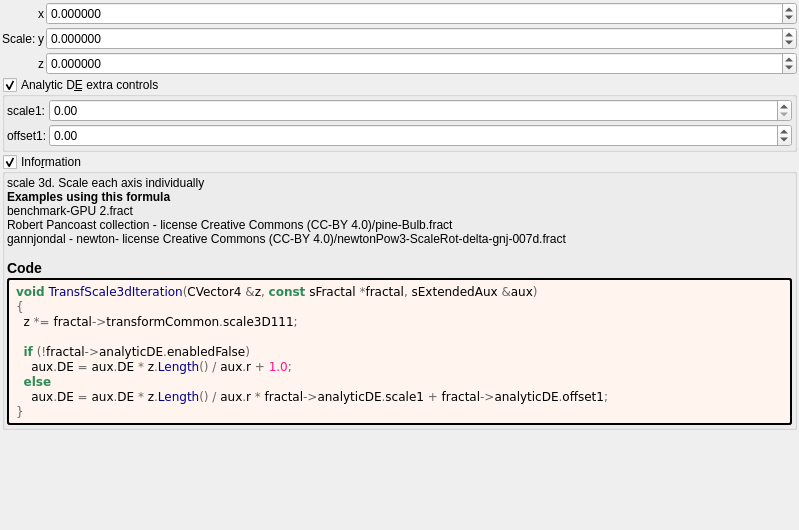
This is mandelbulber2/deploy/share/mandelbulber2/formula/ui/transf_scale3d.ui in irinox-ctrl/mandelbulber2 as Qt 5 draws it before an edit. The edited form follows.
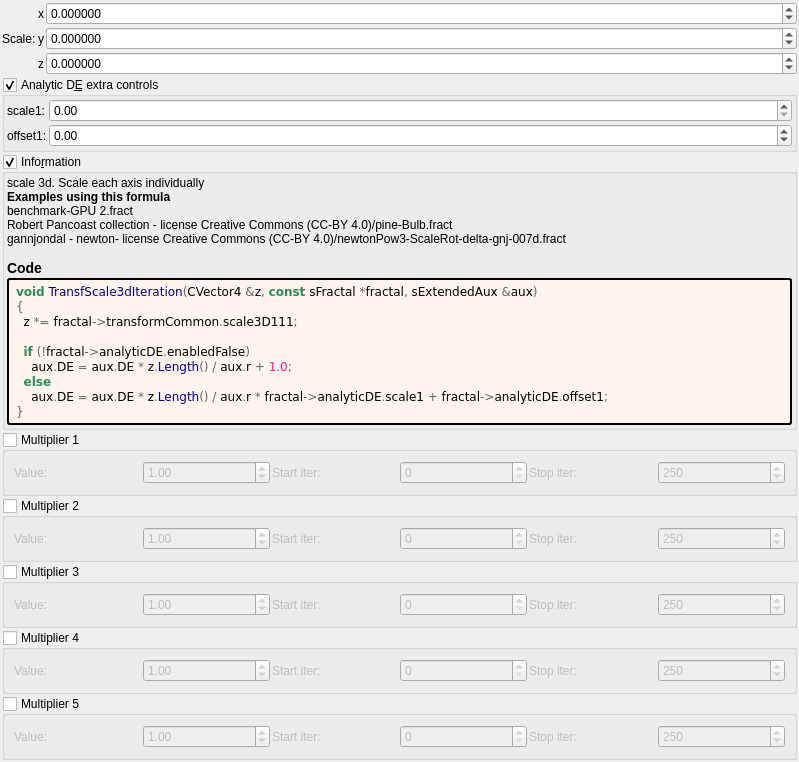
This is the edited form. Custom widgets are drawn as their Qt base class.

Commit message:
feat: add 5 general-purpose multipliers to all 1007 fractal formulas
Each multiplier has:
- Checkbox (OFF by default)
- Value spinbox (default 1.0, range -100 to 100)
- Iteration start/stop range

Logic: z *= value; DE *= |value|;

Uses existing transformCommon parameters:
- Checkboxes: functionEnabledBx/By/Bz/Bw/CzFalse
- Values: scale4/5/6/8/16
- Ranges: startIterationsB-F/stopIterationsB-F

Modified 1007 .cpp (CPU), 1006 .cl (GPU), 1023 .ui files.
Both source (formula/) and deploy (deploy/share/) copies updated.

Patch:
```diff
--- a/mandelbulber2/deploy/share/mandelbulber2/formula/ui/transf_scale3d.ui
+++ b/mandelbulber2/deploy/share/mandelbulber2/formula/ui/transf_scale3d.ui
@@ -330,6 +330,192 @@
      </layout>
     </widget>
    </item>
+   <item>
+    <widget class="MyGroupBox" name="groupCheck_transf_function_enabledBx_false">
+     <property name="title"><string>Multiplier 1</string></property>
+     <property name="checkable"><bool>true</bool></property>
+     <property name="checked"><bool>false</bool></property>
+     <layout class="QGridLayout" name="gridLayout_mult1">
+      <property name="spacing"><number>2</number></property>
+      <item row="0" column="0">
+       <widget class="QLabel"><property name="text"><string>Value:</string></property></widget>
+      </item>
+      <item row="0" column="1">
+       <widget class="MyDoubleSpinBox" name="spinbox_transf_scale_4">
+        <property name="minimum"><double>-100.0</double></property><property name="maximum"><double>100.0</double></property>
+        <property name="singleStep"><double>0.01</double></property><property name="value"><double>1.0</double></property>
+       </widget>
+      </item>
+      <item row="0" column="2">
+       <widget class="QLabel"><property name="text"><string>Start iter:</string></property></widget>
+      </item>
+      <item row="0" column="3">
+       <widget class="MySpinBox" name="spinboxInt_transf_start_iterations_B">
+        <property name="minimum"><number>0</number></property><property name="maximum"><number>10000</number></property>
+        <property name="value"><number>0</number></property>
+       </widget>
+      </item>
+      <item row="0" column="4">
+       <widget class="QLabel"><property name="text"><string>Stop iter:</string></property></widget>
+      </item>
+      <item row="0" column="5">
+       <widget class="MySpinBox" name="spinboxInt_transf_stop_iterations_B">
+        <property name="minimum"><number>0</number></property><property name="maximum"><number>10000</number></property>
+        <property name="value"><number>250</number></property>
+       </widget>
+      </item>
+     </layout>
+    </widget>
+   </item>
+   <item>
+    <widget class="MyGroupBox" name="groupCheck_transf_function_enabledBy_false">
+     <property name="title"><string>Multiplier 2</string></property>
+     <property name="checkable"><bool>true</bool></property>
+     <property name="checked"><bool>false</bool></property>
+     <layout class="QGridLayout" name="gridLayout_mult2">
+      <property name="spacing"><number>2</number></property>
+      <item row="0" column="0">
+       <widget class="QLabel"><property name="text"><string>Value:</string></property></widget>
+      </item>
+      <item row="0" column="1">
+       <widget class="MyDoubleSpinBox" name="spinbox_transf_scale_5">
+        <property name="minimum"><double>-100.0</double></property><property name="maximum"><double>100.0</double></property>
+        <property name="singleStep"><double>0.01</double></property><property name="value"><double>1.0</double></property>
+       </widget>
+      </item>
+      <item row="0" column="2">
+       <widget class="QLabel"><property name="text"><string>Start iter:</string></property></widget>
+      </item>
+      <item row="0" column="3">
+       <widget class="MySpinBox" name="spinboxInt_transf_start_iterations_C">
+        <property name="minimum"><number>0</number></property><property name="maximum"><number>10000</number></property>
+        <property name="value"><number>0</number></property>
+       </widget>
+      </item>
+      <item row="0" column="4">
+       <widget class="QLabel"><property name="text"><string>Stop iter:</string></property></widget>
+      </item>
+      <item row="0" column="5">
+       <widget class="MySpinBox" name="spinboxInt_transf_stop_iterations_C">
+        <property name="minimum"><number>0</number></property><property name="maximum"><number>10000</number></property>
+        <property name="value"><number>250</number></property>
+       </widget>
+      </item>
+     </layout>
+    </widget>
+   </item>
+   <item>
+    <widget class="MyGroupBox" name="groupCheck_transf_function_enabledBz_false">
+     <property name="title"><string>Multiplier 3</string></property>
+     <property name="checkable"><bool>true</bool></property>
+     <property name="checked"><bool>false</bool></property>
+     <layout class="QGridLayout" name="gridLayout_mult3">
+      <property name="spacing"><number>2</number></property>
+      <item row="0" column="0">
+       <widget class="QLabel"><property name="text"><string>Value:</string></property></widget>
+      </item>
+      <item row="0" column="1">
+       <widget class="MyDoubleSpinBox" name="spinbox_transf_scale_6">
+        <property name="minimum"><double>-100.0</double></property><property name="maximum"><double>100.0</double></property>
+        <property name="singleStep"><double>0.01</double></property><property name="value"><double>1.0</double></property>
+       </widget>
+      </item>
+      <item row="0" column="2">
+       <widget class="QLabel"><property name="text"><string>Start iter:</string></property></widget>
+      </item>
+      <item row="0" column="3">
+       <widget class="MySpinBox" name="spinboxInt_transf_start_iterations_D">
+        <property name="minimum"><number>0</number></property><property name="maximum"><number>10000</number></property>
+        <property name="value"><number>0</number></property>
+       </widget>
+      </item>
+      <item row="0" column="4">
+       <widget class="QLabel"><property name="text"><string>Stop iter:</string></property></widget>
+      </item>
+      <item row="0" column="5">
+       <widget class="MySpinBox" name="spinboxInt_transf_stop_iterations_D">
+        <property name="minimum"><number>0</number></property><property name="maximum"><number>10000</number></property>
+        <property name="value"><number>250</number></property>
+       </widget>
+      </item>
+     </layout>
+    </widget>
+   </item>
+   <item>
+    <widget class="MyGroupBox" name="groupCheck_transf_function_enabledBw_false">
+     <property name="title"><string>Multiplier 4</string></property>
+     <property name="checkable"><bool>true</bool></property>
+     <property name="checked"><bool>false</bool></property>
+     <layout class="QGridLayout" name="gridLayout_mult4">
+      <property name="spacing"><number>2</number></property>
+      <item row="0" column="0">
+       <widget class="QLabel"><property name="text"><string>Value:</string></property></widget>
+      </item>
+      <item row="0" column="1">
+       <widget class="MyDoubleSpinBox" name="spinbox_transf_scale_8">
+        <property name="minimum"><double>-100.0</double></property><property name="maximum"><double>100.0</double></property>
+        <property name="singleStep"><double>0.01</double></property><property name="value"><double>1.0</double></property>
+       </widget>
+      </item>
+      <item row="0" column="2">
+       <widget class="QLabel"><property name="text"><string>Start iter:</string></property></widget>
+      </item>
+      <item row="0" column="3">
+       <widget class="MySpinBox" name="spinboxInt_transf_start_iterations_E">
+        <property name="minimum"><number>0</number></property><property name="maximum"><number>10000</number></property>
+        <property name="value"><number>0</number></property>
+       </widget>
+      </item>
+      <item row="0" column="4">
+       <widget class="QLabel"><property name="text"><string>Stop iter:</string></property></widget>
+      </item>
+      <item row="0" column="5">
+       <widget class="MySpinBox" name="spinboxInt_transf_stop_iterations_E">
+        <property name="minimum"><number>0</number></property><property name="maximum"><number>10000</number></property>
+        <property name="value"><number>250</number></property>
+       </widget>
+      </item>
+     </layout>
+    </widget>
+   </item>
+   <item>
+    <widget class="MyGroupBox" name="groupCheck_transf_function_enabledCz_false">
+     <property name="title"><string>Multiplier 5</string></property>
+     <property name="checkable"><bool>true</bool></property>
+     <property name="checked"><bool>false</bool></property>
+     <layout class="QGridLayout" name="gridLayout_mult5">
+      <property name="spacing"><number>2</number></property>
+      <item row="0" column="0">
+       <widget class="QLabel"><property name="text"><string>Value:</string></property></widget>
+      </item>
+      <item row="0" column="1">
+       <widget class="MyDoubleSpinBox" name="spinbox_transf_scale_16">
+        <property name="minimum"><double>-100.0</double></property><property name="maximum"><double>100.0</double></property>
+        <property name="singleStep"><double>0.01</double></property><property name="value"><double>1.0</double></property>
+       </widget>
+      </item>
+      <item row="0" column="2">
+       <widget class="QLabel"><property name="text"><string>Start iter:</string></property></widget>
+      </item>
+      <item row="0" column="3">
+       <widget class="MySpinBox" name="spinboxInt_transf_start_iterations_F">
+        <property name="minimum"><number>0</number></property><property name="maximum"><number>10000</number></property>
+        <property name="value"><number>0</number></property>
+       </widget>
+      </item>
+      <item row="0" column="4">
+       <widget class="QLabel"><property name="text"><string>Stop iter:</string></property></widget>
+      </item>
+      <item row="0" column="5">
+       <widget class="MySpinBox" name="spinboxInt_transf_stop_iterations_F">
+        <property name="minimum"><number>0</number></property><property name="maximum"><number>10000</number></property>
+        <property name="value"><number>250</number></property>
+       </widget>
+      </item>
+     </layout>
+    </widget>
+   </item>
+
    <item>
     <spacer name="verticalSpacer">
      <property name="orientation">
@@ -357,6 +543,11 @@
    <extends>QDoubleSpinBox</extends>
    <header>my_double_spin_box.h</header>
   </customwidget>
+   <customwidget>
+   <class>MySpinBox</class>
+   <extends>QSpinBox</extends>
+   <header>my_spin_box.h</header>
+  </customwidget>
  </customwidgets>
  <tabstops>
   <tabstop>spinbox3_transf_scale3D_111_x</tabstop>
```
The commit also changes 3972 other files.
